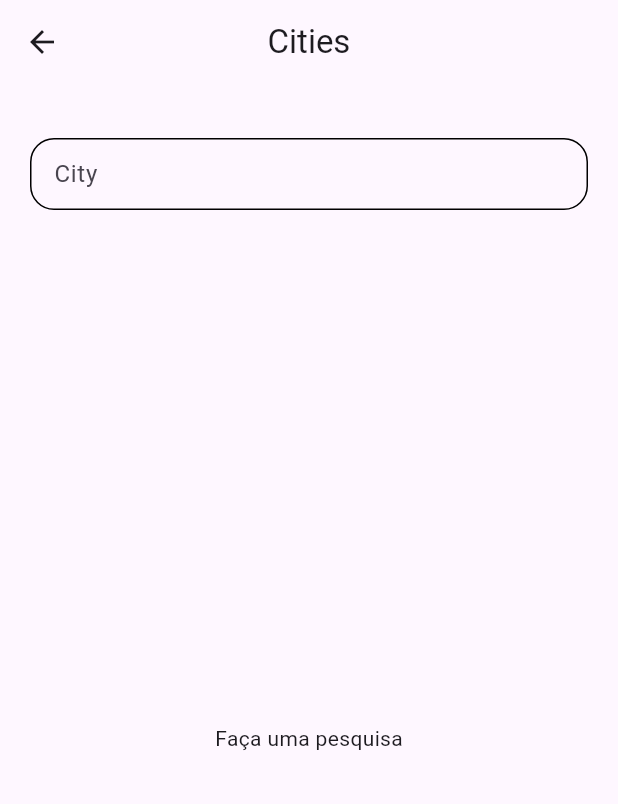
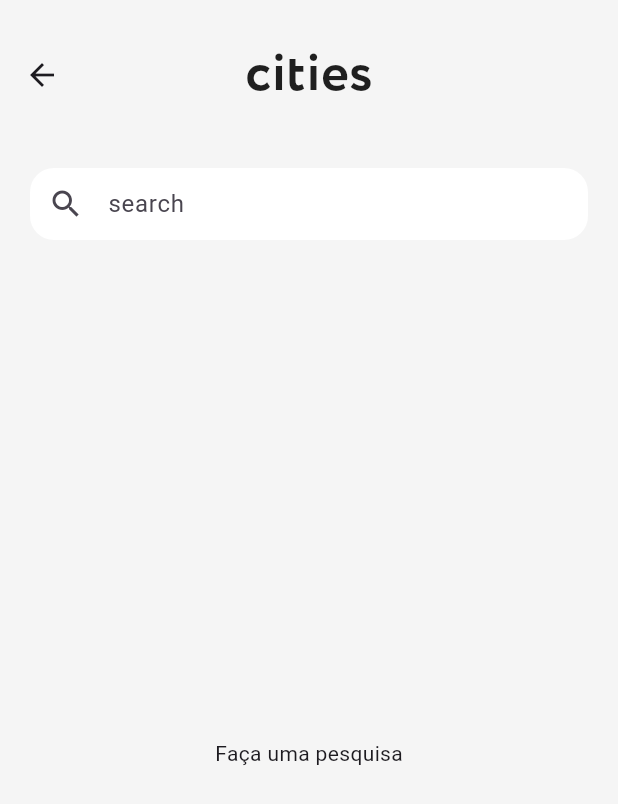
Before and after one commit to rodrigogaleano/weather_flutter, a Flutter app: the screen it shows after launch, after a tap on the "list" icon, on a phone screen of 412 x 824 dp. Shown: the top 804 px of the screen. Run offline on Flutter 3.47's test engine with Material 3 defaults, Android fonts, the phone set to English and light mode, and no system bars; our stand-ins replace dio, geolocator, get_it, go_router, pretty_dio_logger; generated files the repository leaves out were written again.

Commit message:
[UPDATE] Add AppThemes and fix cityview red screen

```diff
--- a/lib/features/cities_list/cities_view.dart
+++ b/lib/features/cities_list/cities_view.dart
@@ -1,5 +1,7 @@
 import 'package:flutter/material.dart';
 
+import '../../support/style/app_colors.dart';
+import '../../support/style/app_fonts.dart';
 import 'components/city_item/city_item_view.dart';
 
 abstract class CitiesViewModelProtocol with ChangeNotifier {
@@ -28,24 +30,31 @@ class CitiesView extends StatelessWidget {
               child: CustomScrollView(
                 slivers: [
                   SliverAppBar(
+                    pinned: true,
                     centerTitle: true,
-                    title: const Text('Cities'), // TODO: l10n
-                    expandedHeight: 160,
+                    toolbarHeight: 100,
+                    title: Text(
+                      'cities', // TODO: l10n
+                      style: AppFonts.circeBold(36, AppColors.black),
+                    ),
+                    expandedHeight: 180,
                     flexibleSpace: FlexibleSpaceBar(
-                      background: Container(
-                        padding: const EdgeInsets.all(20),
+                      background: Align(
                         alignment: Alignment.bottomCenter,
-                        child: TextFormField(
-                          controller: viewModel.searchBarController,
-                          keyboardType: TextInputType.emailAddress,
-                          decoration: const InputDecoration(
-                            hintText: 'City',
-                            contentPadding: EdgeInsets.all(12),
-                            focusedBorder: OutlineInputBorder(
-                              borderRadius: BorderRadius.all(Radius.circular(16)),
-                            ),
-                            enabledBorder: OutlineInputBorder(
-                              borderRadius: BorderRadius.all(Radius.circular(16)),
+                        child: Container(
+                          margin: const EdgeInsets.all(20),
+                          decoration: BoxDecoration(
+                            color: Colors.white,
+                            borderRadius: BorderRadius.circular(16),
+                          ),
+                          child: TextFormField(
+                            controller: viewModel.searchBarController,
+                            keyboardType: TextInputType.emailAddress,
+                            decoration: const InputDecoration(
+                              prefixIcon: Icon(Icons.search),
+                              hintText: 'search', // TODO: l10n
+                              contentPadding: EdgeInsets.all(12),
+                              border: InputBorder.none,
                             ),
                           ),
                         ),
@@ -83,7 +92,7 @@ class CitiesView extends StatelessWidget {
       ];
     }
 
-    if (viewModel.cityViewModels.isEmpty || viewModel.searchBarController.text.isEmpty) {
+    if (viewModel.searchBarController.text.isEmpty) {
       return [
         const SliverFillRemaining(
           child: Center(
--- a/lib/features/cities_list/models/city.dart
+++ b/lib/features/cities_list/models/city.dart
@@ -1,6 +1,6 @@
 class City {
   String name;
-  String state;
+  String? state;
   String country;
   double latitude;
   double longitude;
@@ -8,9 +8,9 @@ class City {
   City.fromMap(Map<String, dynamic> map)
       : name = map['name'],
         state = map['state'],
-        country = map['country'],
         latitude = map['lat'],
-        longitude = map['lon'];
+        longitude = map['lon'],
+        country = map['country'];
 
   static List<City> fromMaps(List<dynamic> maps) {
     return maps.map((city) => City.fromMap(city)).toList();
--- a/lib/features/home/home_view.dart
+++ b/lib/features/home/home_view.dart
@@ -28,7 +28,6 @@ class HomeView extends StatelessWidget {
   @override
   Widget build(BuildContext context) {
     return Scaffold(
-      backgroundColor: AppColors.white, // TODO: Mover para o app assets
       body: SafeArea(
         child: ListenableBuilder(
           listenable: viewModel,
@@ -37,9 +36,8 @@ class HomeView extends StatelessWidget {
               slivers: [
                 SliverAppBar(
                   toolbarHeight: 100,
-                  backgroundColor: Colors.transparent,
                   title: Text(
-                    'your location',
+                    'your location', // TODO: l10n
                     style: AppFonts.circeBold(36, AppColors.black),
                   ),
                   actions: [
--- a/lib/main.dart
+++ b/lib/main.dart
@@ -3,14 +3,15 @@ import 'package:flutter_gen/gen_l10n/localization.dart';
 
 import 'localization/localize.dart';
 import 'router/mobile_router.dart';
+import 'support/style/app_themes.dart';
 import 'support/utils/service_locator/service_locator.dart';
 
 void main() {
-  WidgetsFlutterBinding.ensureInitialized();
   initializeDependencies();
 
   runApp(
     MaterialApp.router(
+      theme: AppThemes.theme,
       routerConfig: MobileRouter.router,
       supportedLocales: Localization.supportedLocales,
       localizationsDelegates: Localization.localizationsDelegates,
--- a/lib/support/components/weather_view.dart
+++ b/lib/support/components/weather_view.dart
@@ -20,8 +20,8 @@ class WeatherView extends StatelessWidget {
     required this.humidity,
     required this.localName,
     required this.windSpeed,
+    required this.description,
     required this.errorMessage,
-    required this.description,
     required this.currentTemperature,
     required this.feelsLikeTemperature,
     super.key,
```
Also changed, not shown: lib/features/cities_list/components/city_item/city_item_view_model.dart (+7 -1 lines), lib/features/city/city_view.dart (+12 -5 lines), lib/support/style/app_themes.dart (added, +16 -0 lines).
